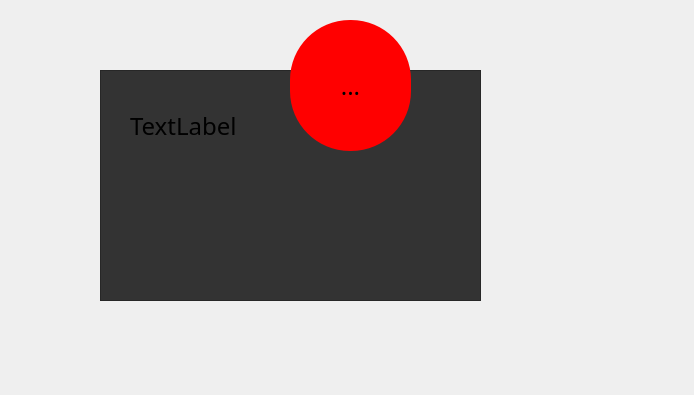
Old version of the form synsound.ui in the repository dallashudson/Syndicate_Sound.
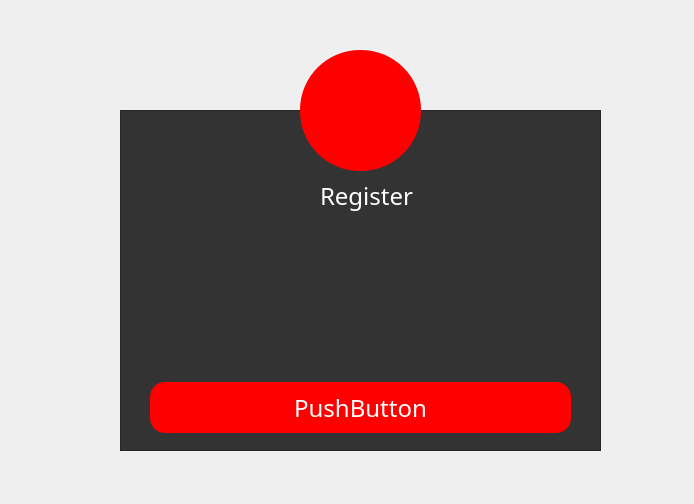
New version of the form. Icons and pictures are not drawn.

Patch:
```diff
--- a/synsound.ui
+++ b/synsound.ui
@@ -7,7 +7,7 @@
     <x>0</x>
     <y>0</y>
     <width>694</width>
-    <height>395</height>
+    <height>504</height>
    </rect>
   </property>
   <property name="windowTitle">
@@ -30,15 +30,39 @@
 	border-radius:60px;
 }
 
+QToolButton
+{
+background:red;
+border-radius:60px;
+}
+
+QLabel
+{
+color:white;
+}
+
+QPushButton
+{
+	color:white;
+	border-radius:15px;
+}
+
+QPushButton:hover
+{
+	color:red;
+	border-radius:15px;
+	background:#333
+}
+
 </string>
   </property>
   <widget class="QFrame" name="frame">
    <property name="geometry">
     <rect>
-     <x>100</x>
-     <y>70</y>
-     <width>381</width>
-     <height>231</height>
+     <x>120</x>
+     <y>110</y>
+     <width>481</width>
+     <height>341</height>
     </rect>
    </property>
    <property name="frameShape">
@@ -50,34 +74,54 @@
    <widget class="QLabel" name="label">
     <property name="geometry">
      <rect>
-      <x>30</x>
-      <y>30</y>
+      <x>200</x>
+      <y>60</y>
       <width>111</width>
       <height>51</height>
      </rect>
     </property>
     <property name="styleSheet">
-     <string notr="true">*{
-	font-family:century gothic;
-	font-size:24px;
-}</string>
+     <string notr="true"/>
     </property>
     <property name="text">
-     <string>TextLabel</string>
+     <string>Register</string>
+    </property>
+   </widget>
+   <widget class="QPushButton" name="pushButton">
+    <property name="geometry">
+     <rect>
+      <x>30</x>
+      <y>272</y>
+      <width>421</width>
+      <height>51</height>
+     </rect>
+    </property>
+    <property name="text">
+     <string>PushButton</string>
     </property>
    </widget>
   </widget>
-  <widget class="QPushButton" name="pushButton">
+  <widget class="QToolButton" name="toolButton">
    <property name="geometry">
     <rect>
-     <x>290</x>
-     <y>20</y>
+     <x>300</x>
+     <y>50</y>
      <width>121</width>
-     <height>131</height>
+     <height>121</height>
     </rect>
    </property>
    <property name="text">
-    <string>...</string>
+    <string/>
+   </property>
+   <property name="icon">
+    <iconset resource="resources/images.qrc">
+     <normaloff>:/user_icon.png</normaloff>:/user_icon.png</iconset>
+   </property>
+   <property name="iconSize">
+    <size>
+     <width>80</width>
+     <height>80</height>
+    </size>
    </property>
   </widget>
  </widget>
```
Left out of the diff: 4 changed lines with no effect on the pictures.
